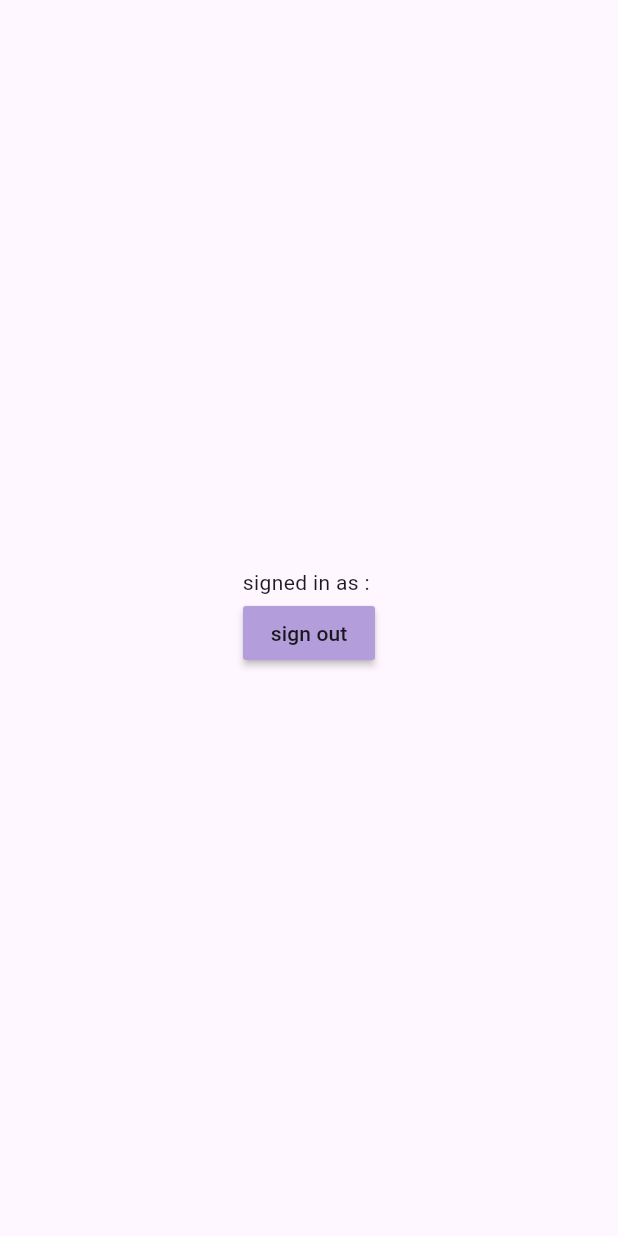
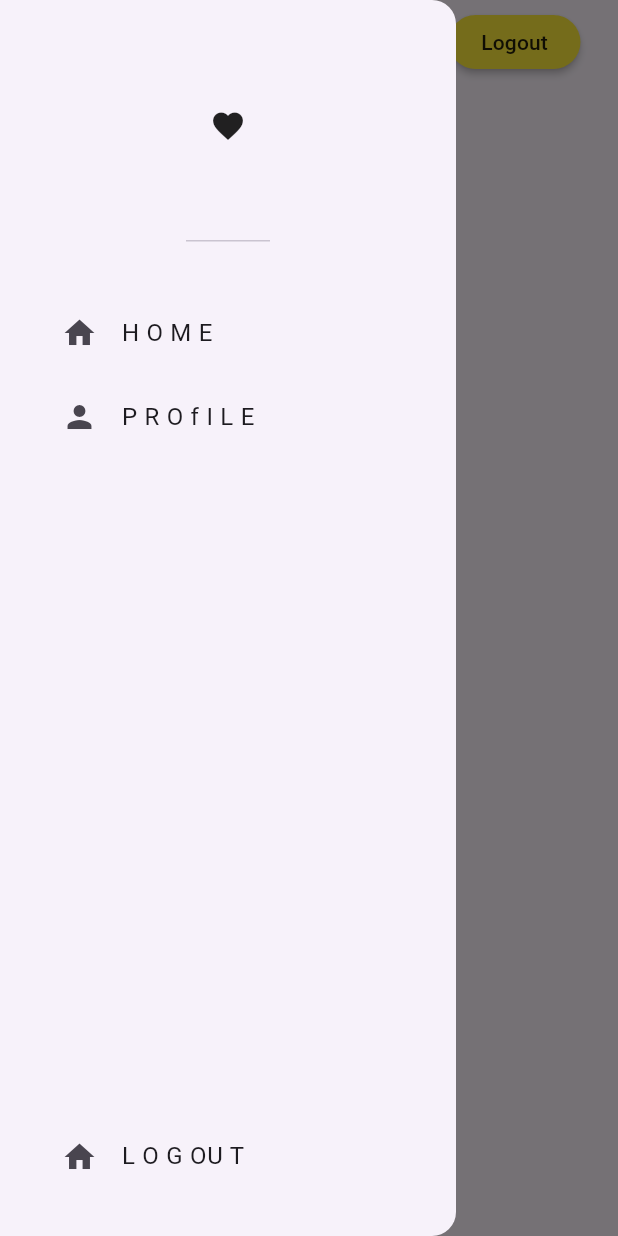
Before and after one commit to chaewy/flutterXfirebase, a Flutter app: the screen it shows once a user with an empty profile is signed in, with the side drawer open (before the commit the screen has no drawer), on a phone screen of 412 x 824 dp. Run offline on Flutter 3.47's test engine with Material 3 defaults, Android fonts, the phone set to English and light mode, and no system bars; our stand-ins replace cloud_firestore, firebase_auth, firebase_core, google_fonts; accounts and stored records are empty.

```diff
--- /dev/null
+++ b/lib/my_components/drawer.dart
@@ -0,0 +1,84 @@
+import 'package:flutter/material.dart';
+import 'package:flutter_application_1/pages/home_page.dart';
+
+import '../pages/profile_page.dart';
+
+class MyDrawer extends StatelessWidget {
+  const MyDrawer({super.key});
+
+  @override
+  Widget build(BuildContext context) {
+    return Drawer(
+      child: Column(
+        mainAxisAlignment: MainAxisAlignment.spaceBetween,
+        children: [
+          Column(
+            children: [
+              //header
+              DrawerHeader(
+              child: Icon(
+                Icons.favorite,
+              ),
+        ),
+
+        const SizedBox(height: 25),
+
+
+        //home titile
+        Padding(
+          padding: const EdgeInsets.only(left: 25.0),
+          child: ListTile(
+            leading: Icon(Icons.home),
+            title: Text('H O M E'),
+            onTap: () {
+              Navigator.pop(context); // Close the drawer
+              Navigator.push(
+                context,
+                MaterialPageRoute(builder: (context) => HomePage()),
+              );
+            },
+          ),
+        ),
+
+
+        //profile
+        Padding(
+          padding: const EdgeInsets.only(left: 25.0),
+          child: ListTile(
+            leading: Icon(Icons.person),
+            title: Text('P R O f I L E'),
+            onTap: () {
+              Navigator.pop(context); // Close the drawer
+              Navigator.pushReplacement(
+                context,
+                MaterialPageRoute(
+                  builder: (context) => ProfilePage(),
+                  maintainState: true, // Maintain the state of the screen
+                ),
+              );
+            },
+          ),
+        )
+
+      ],
+    ),
+
+
+        //logout
+        Padding(
+          padding: const EdgeInsets.only(left: 25.0, bottom: 25),
+          child: ListTile(
+            leading: Icon(Icons.home),
+            title: const Text('L O G OU T'),
+            onTap: (){
+              //this already home screen so it just pop up the drawer
+              Navigator.pop(context);
+            },
+          ),
+        )
+
+
+      ],),
+    );
+  }
+}
--- a/lib/pages/home_page.dart
+++ b/lib/pages/home_page.dart
@@ -1,5 +1,6 @@
 import 'package:firebase_auth/firebase_auth.dart';
 import 'package:flutter/material.dart';
+import 'package:flutter_application_1/my_components/drawer.dart';
 
 class HomePage extends StatefulWidget {
   const HomePage({super.key});
@@ -15,21 +16,36 @@ final user = FirebaseAuth.instance.currentUser!;
   @override
   Widget build(BuildContext context) {
     return Scaffold(
-      body: Center(
-        child: Column(
-          mainAxisAlignment: MainAxisAlignment.center,
+      appBar: AppBar(
+        title: Text('Home'),
+        elevation: 0,
+        actions: [
+          //logout button
+          Padding(
+            padding: EdgeInsets.only(right: 25), // Padding on the right side
+            child: Row(
+              mainAxisAlignment: MainAxisAlignment.end, // Align button to the right
               children: [
-            Text('signed in as : '+ user.email!),
                 MaterialButton(
-              onPressed: (){
+                  onPressed: () {
                     FirebaseAuth.instance.signOut();
                   },
-              color: Colors.deepPurple[200],
-              child: Text('sign out'),
+                  color: Colors.yellow,
+                  //backgroundColor: Color.fromARGB(255, 255, 244, 93),
+                  shape: RoundedRectangleBorder(
+                    borderRadius: BorderRadius.circular(20),
+                  ),
+                  child: Text('Logout'),
+                ),
+              ],
+            ),
           )
+
         ],
+      ),
 
-        )),
+      drawer: MyDrawer(),
+
     );
   }
 }
```
Also changed, not shown: lib/auth/register_page.dart (+14 -2 lines), lib/my_components/text_box.dart (added, +70 -0 lines), lib/pages/profile_page.dart (added, +185 -0 lines). Lines whose indentation alone changed are shown as unchanged.
